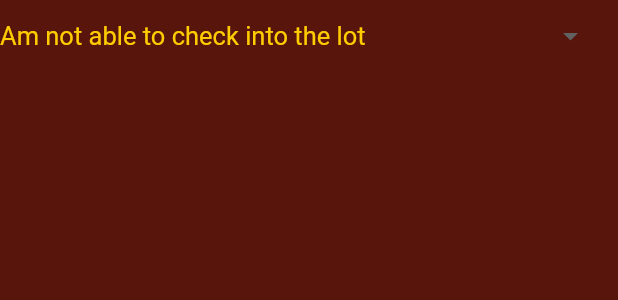
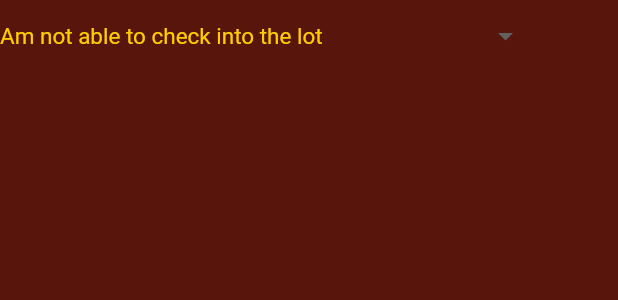
Before and after one commit to MathewTWilliams/RowanParkingApp, a Flutter app: the MyStatefulWidget widget shown alone on an empty page, opened directly, on a phone screen of 412 x 824 dp. Shown: the top 300 px of the screen. Run offline on Flutter 3.47's test engine with Material 2 defaults, Android fonts, the light colour scheme and no system bars; our stand-ins replace flutter_secure_storage, settings_ui, shared_preferences; missing offline and left inert: flutter_appauth; accounts and stored records are empty.

Commit message:
adjust font size on bug report page

```diff
--- a/rowan_parking_app/lib/content_widgets/bug_report_widget.dart
+++ b/rowan_parking_app/lib/content_widgets/bug_report_widget.dart
@@ -32,7 +32,7 @@ class _MyStatefulWidgetState extends State<MyStatefulWidget> {
   Widget build(BuildContext context) {
     return DropdownButton<String>(
       value: dropdownValue,
-      style: const TextStyle(color: Color(0xFFFFCC00),fontSize: 17),
+      style: const TextStyle(color: Color(0xFFFFCC00),fontSize: 15),
       underline: Container(
       ),
       onChanged: (String? newValue) {
```
